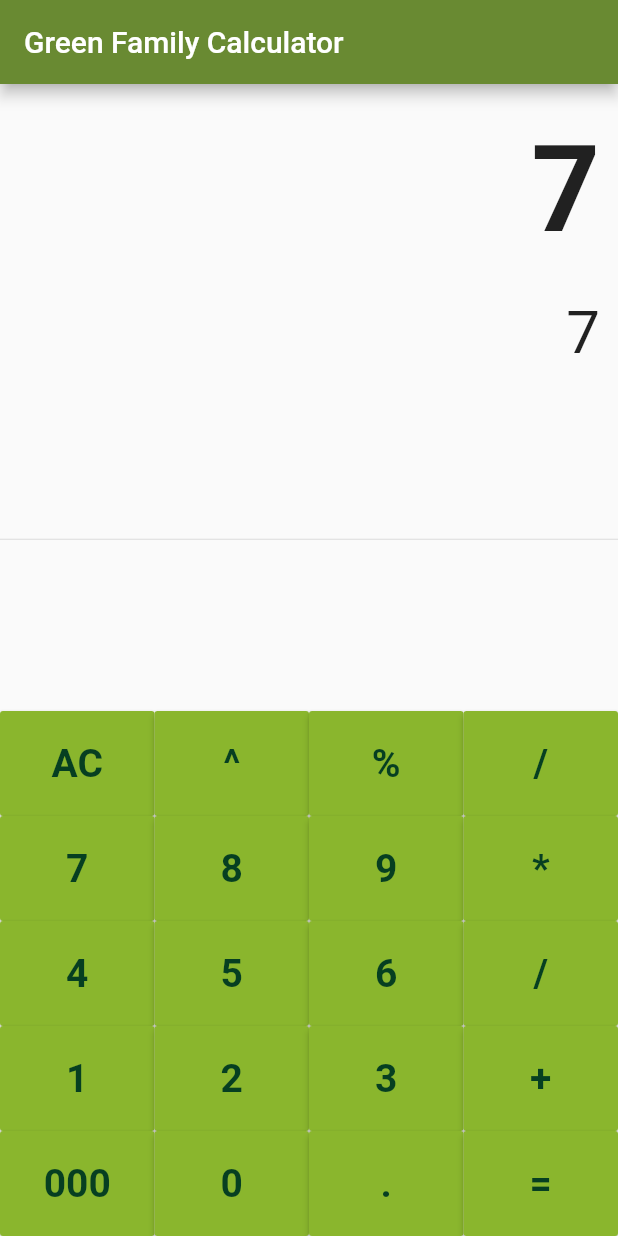
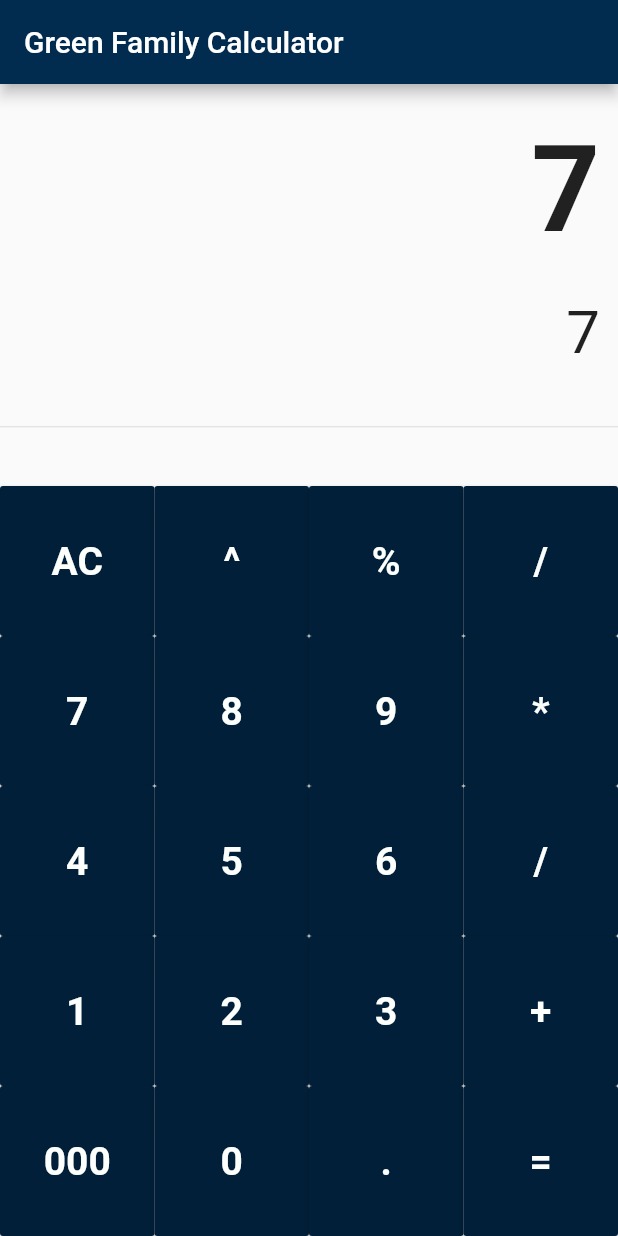
Before and after one commit to Charlotte-Miller/LINUX-Demo-Calculator-App, a Flutter app: the screen it shows after launch, after a tap on an icon or button, on a phone screen of 412 x 824 dp. Run offline on Flutter 3.47's test engine with Material 2 defaults, Android fonts, the phone set to English and light mode, and no system bars.

Commit message:
Change color scheme and remove some colors that is not used

```diff
--- a/lib/ColorScheme.dart
+++ b/lib/ColorScheme.dart
@@ -17,9 +17,7 @@ const Map<int, Color> CUSTOM_COLOR =
     900: Color.fromRGBO(105, 138, 50, 1),
 };
 
-//Build custom colors base on this site: https://coolors.co/063f21-8ab62d-708e30-d1d44a-698a32
-const MaterialColor MAXIMUM_GREEN = MaterialColor(0xFF698A32, CUSTOM_COLOR);
-const MaterialColor MAXIMUM_GREEN_YELLOW = MaterialColor(0xFFD1D44A, CUSTOM_COLOR);
-const MaterialColor OLIVE_DRAB = MaterialColor(0xFF708E30, CUSTOM_COLOR);
-const MaterialColor YELLOW_GREEN = MaterialColor(0xFF8AB62D, CUSTOM_COLOR);
-const MaterialColor UP_FOREST_GREEN = MaterialColor(0xFF063F21, CUSTOM_COLOR);
+//Build custom colors base on this site: https://coolors.co/app/011627-fdfffc-2ec4b6-e71d36-ff9f1c
+const MaterialColor PRUSSIAN_BLUE = MaterialColor(0xFF022C4F, CUSTOM_COLOR);
+const MaterialColor MAASTRICHT_BLUE = MaterialColor(0xFF011F38, CUSTOM_COLOR);
+const MaterialColor BABY_POWDER = MaterialColor(0xFFFDFFFC, CUSTOM_COLOR);
--- a/lib/HomePage.dart
+++ b/lib/HomePage.dart
@@ -119,16 +119,16 @@ class _MyHomePageState extends State<MyHomePage>
                     style: new TextStyle(
                             fontSize: 26.0,
                             fontWeight: FontWeight.bold,
-                                color: Color.fromRGBO(6, 63, 33, 100.0)
+//                            color: Color.fromRGBO(6, 63, 33, 100.0)
                     ),
                 ),
 
                 onPressed: ()
                 => handleButtonPressed(buttonNumber),
 
-                    color: YELLOW_GREEN,
-                    textColor: UP_FOREST_GREEN,
-                    height: 70
+                color: MAASTRICHT_BLUE,
+                textColor: BABY_POWDER,
+                height: 100,
             ),
         );
     }
@@ -201,6 +201,8 @@ class _MyHomePageState extends State<MyHomePage>
                     calculatedValue = (firstNumber / secondNumber).toString();
                     break;
             }
+
+            expressions += " =";
         }
         else if (equalButtonPressed && buttonText.contains(numbers))
         {
@@ -209,7 +211,7 @@ class _MyHomePageState extends State<MyHomePage>
             calculatedValue += buttonText;
             expressions += buttonText;
         }
-        else if (buttonText != "=") //when press number buttons
+        else if (buttonText.contains(numbers)) //when press number buttons
         {
             calculatedValue += buttonText;
             expressions += buttonText;
--- a/lib/main.dart
+++ b/lib/main.dart
@@ -15,7 +15,7 @@ class MyApp extends StatelessWidget
         return MaterialApp(
             title: 'Flutter Demo',
             theme: ThemeData(
-                primarySwatch: MAXIMUM_GREEN, //Theme Color
+                primarySwatch: PRUSSIAN_BLUE, //Theme Color
             ),
             home: MyHomePage(title: 'Green Family Calculator'),
         );
```
Lines whose indentation alone changed are shown as unchanged.
